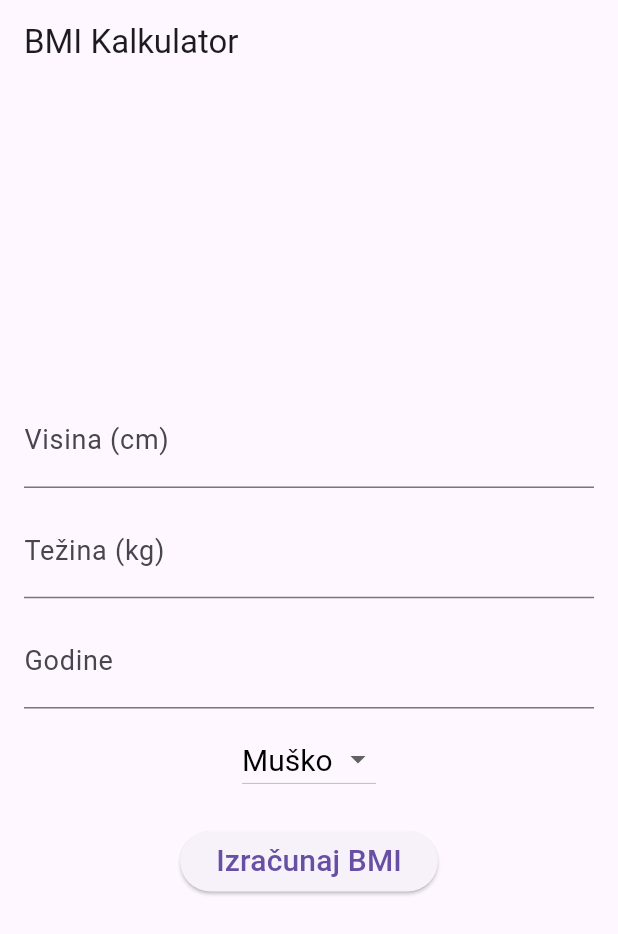
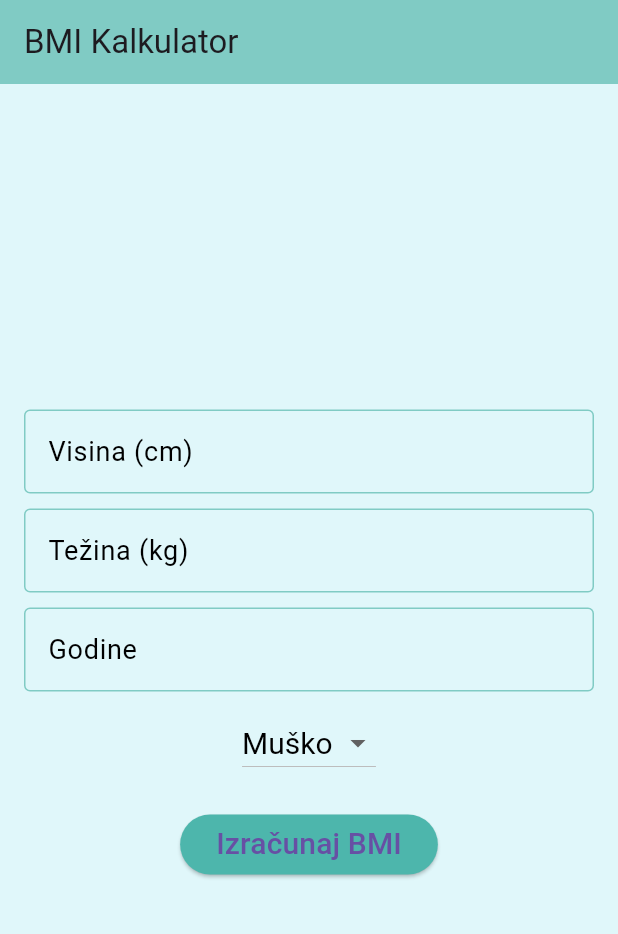
Before and after one commit to viktorsrpak/bmi_kalkulator_flutter, a Flutter app: the screen it shows after launch, on a phone screen of 412 x 824 dp. Shown: the top 934 px of the screen. Run offline on Flutter 3.47's test engine with Material 3 defaults, Android fonts, the phone set to English and light mode, and no system bars.

Commit message:
Posljednje promjene

```diff
--- a/lib/main.dart
+++ b/lib/main.dart
@@ -1,7 +1,9 @@
 import 'package:flutter/material.dart';
 
 void main() {
-  runApp(const MaterialApp(home: BMIKalkulator()));
+  runApp(const MaterialApp(
+    home: BMIKalkulator(),
+  ));
 }
 
 class BMIKalkulator extends StatefulWidget {
@@ -15,6 +17,7 @@ class _BMIKalkulatorState extends State<BMIKalkulator> {
   final visinaController = TextEditingController();
   final tezinaController = TextEditingController();
   final godineController = TextEditingController();
+
   String spol = 'musko';
   double? bmi;
   String bmiKategorija = "";
@@ -25,7 +28,6 @@ class _BMIKalkulatorState extends State<BMIKalkulator> {
     double tezina = double.tryParse(tezinaController.text) ?? -1;
     int godine = int.tryParse(godineController.text) ?? -1;
 
-    // Validacija za visinu, težinu i godine
     if (visina <= 0 || tezina <= 0 || godine <= 0) {
       setState(() {
         bmi = null;
@@ -71,7 +73,11 @@ class _BMIKalkulatorState extends State<BMIKalkulator> {
   @override
   Widget build(BuildContext context) {
     return Scaffold(
-      appBar: AppBar(title: Text("BMI Kalkulator")),
+      appBar: AppBar(
+        title: const Text("BMI Kalkulator"),
+        backgroundColor: const Color(0xFF80CBC4),
+      ),
+      backgroundColor: const Color(0xFFE0F7FA),
       body: Center(
         child: Padding(
           padding: const EdgeInsets.all(16),
@@ -84,9 +90,14 @@ class _BMIKalkulatorState extends State<BMIKalkulator> {
                 keyboardType: TextInputType.number,
                 decoration: const InputDecoration(
                   labelText: "Visina (cm)",
-                  labelStyle: TextStyle(fontSize: 18),
+                  labelStyle: TextStyle(color: Colors.black, fontSize: 18),
+                  enabledBorder: OutlineInputBorder(
+                    borderSide: BorderSide(color: Color(0xFF80CBC4)),
+                  ),
+                  focusedBorder: OutlineInputBorder(
+                    borderSide: BorderSide(color: Color(0xFF4DB6AC)),
+                  ),
                 ),
-                style: const TextStyle(fontSize: 20),
               ),
               const SizedBox(height: 10),
               TextField(
@@ -94,9 +105,14 @@ class _BMIKalkulatorState extends State<BMIKalkulator> {
                 keyboardType: TextInputType.number,
                 decoration: const InputDecoration(
                   labelText: "Težina (kg)",
-                  labelStyle: TextStyle(fontSize: 18),
+                  labelStyle: TextStyle(color: Colors.black, fontSize: 18),
+                  enabledBorder: OutlineInputBorder(
+                    borderSide: BorderSide(color: Color(0xFF80CBC4)),
+                  ),
+                  focusedBorder: OutlineInputBorder(
+                    borderSide: BorderSide(color: Color(0xFF4DB6AC)),
+                  ),
                 ),
-                style: const TextStyle(fontSize: 20),
               ),
               const SizedBox(height: 10),
               TextField(
@@ -104,9 +120,14 @@ class _BMIKalkulatorState extends State<BMIKalkulator> {
                 keyboardType: TextInputType.number,
                 decoration: const InputDecoration(
                   labelText: "Godine",
-                  labelStyle: TextStyle(fontSize: 18),
+                  labelStyle: TextStyle(color: Colors.black, fontSize: 18),
+                  enabledBorder: OutlineInputBorder(
+                    borderSide: BorderSide(color: Color(0xFF80CBC4)),
+                  ),
+                  focusedBorder: OutlineInputBorder(
+                    borderSide: BorderSide(color: Color(0xFF4DB6AC)),
+                  ),
                 ),
-                style: const TextStyle(fontSize: 20),
               ),
               const SizedBox(height: 10),
               DropdownButton<String>(
@@ -121,10 +142,14 @@ class _BMIKalkulatorState extends State<BMIKalkulator> {
                   });
                 },
                 style: const TextStyle(fontSize: 20, color: Colors.black),
+                dropdownColor: const Color(0xFFB2EBF2),
               ),
               const SizedBox(height: 20),
               ElevatedButton(
                 onPressed: izracunajBMI,
+                style: ElevatedButton.styleFrom(
+                  backgroundColor: const Color(0xFF4DB6AC),
+                ),
                 child:
                     const Text("Izračunaj BMI", style: TextStyle(fontSize: 20)),
               ),
@@ -138,9 +163,16 @@ class _BMIKalkulatorState extends State<BMIKalkulator> {
               if (bmi != null)
                 Column(
                   children: [
-                    Text("Vaš BMI: $bmi", style: const TextStyle(fontSize: 22)),
-                    Text("Kategorija: $bmiKategorija",
-                        style: const TextStyle(fontSize: 22)),
+                    Text(
+                      "Vaš BMI: $bmi",
+                      style: const TextStyle(
+                          fontSize: 22, color: Color(0xFF00796B)),
+                    ),
+                    Text(
+                      "Kategorija: $bmiKategorija",
+                      style: const TextStyle(
+                          fontSize: 22, color: Color(0xFF00796B)),
+                    ),
                   ],
                 ),
             ],
```
